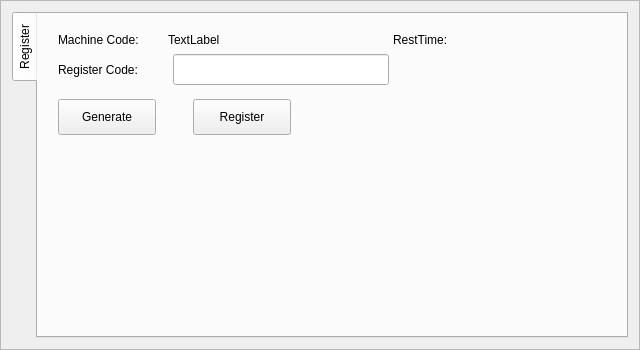
The window that categorypage/icsettingsframe.ui (GaussCheng/2-5AxisPunch) describes before a commit, drawn with Qt 5.
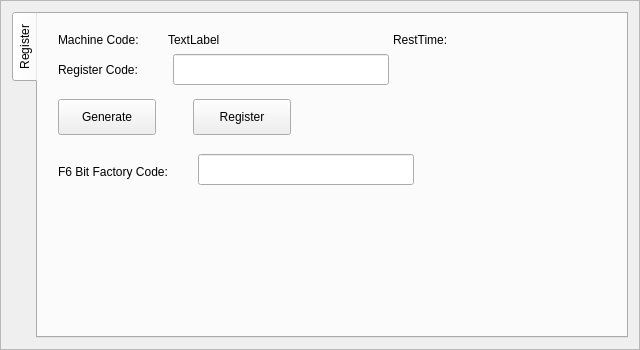
The same window after the commit. Custom widgets are drawn as their Qt base class.

```diff
--- a/categorypage/icsettingsframe.ui
+++ b/categorypage/icsettingsframe.ui
@@ -220,6 +220,29 @@
         <string/>
        </property>
       </widget>
+      <widget class="QLabel" name="fcCodeLabel">
+       <property name="geometry">
+        <rect>
+         <x>20</x>
+         <y>150</y>
+         <width>131</width>
+         <height>16</height>
+        </rect>
+       </property>
+       <property name="text">
+        <string>F6 Bit Factory Code:</string>
+       </property>
+      </widget>
+      <widget class="ICLineEditWithVirtualKeyboard" name="fcode">
+       <property name="geometry">
+        <rect>
+         <x>160</x>
+         <y>140</y>
+         <width>216</width>
+         <height>31</height>
+        </rect>
+       </property>
+      </widget>
      </widget>
     </widget>
    </item>
```
